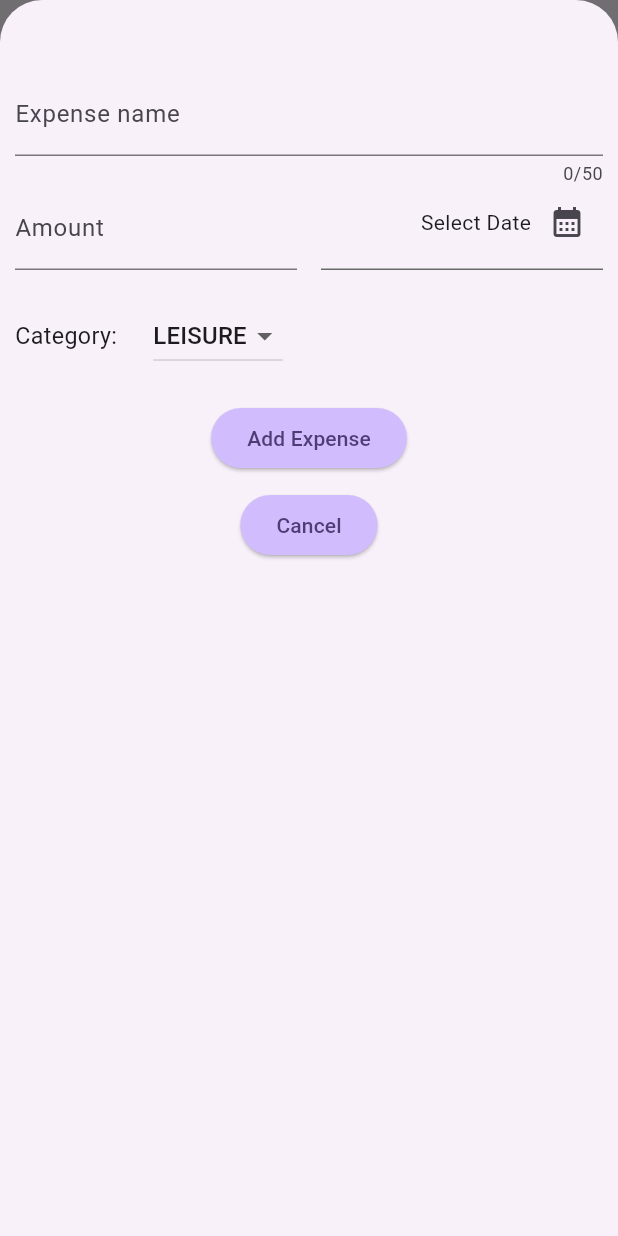
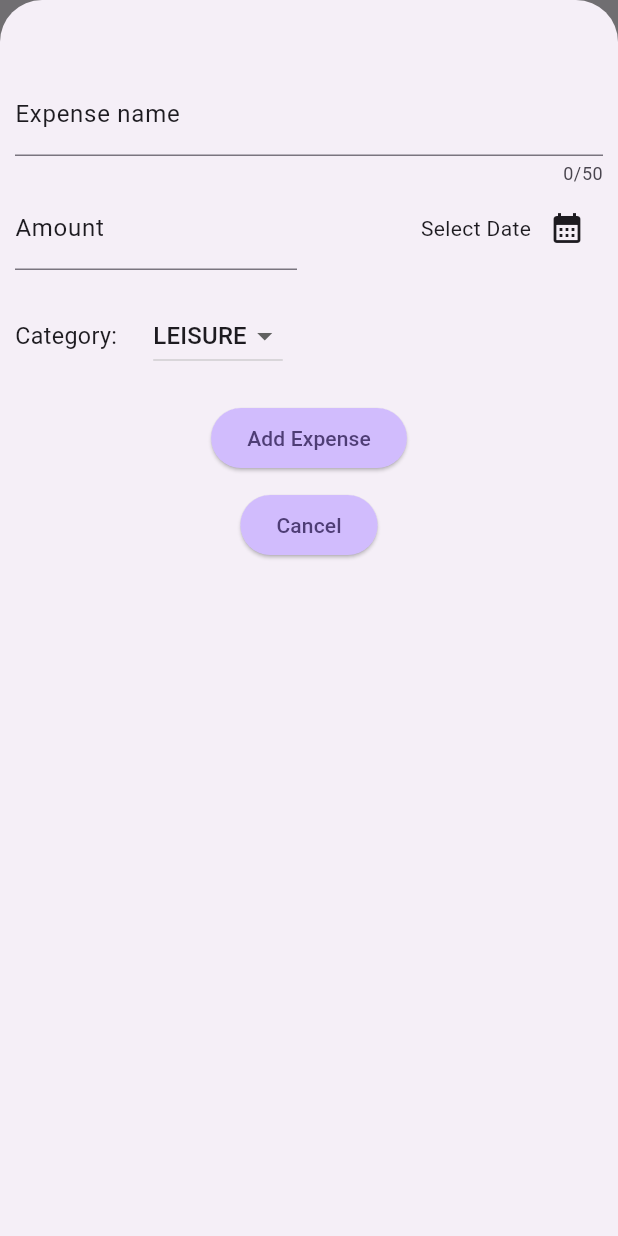
Before and after one commit to ephrim17/flutter_application, a Flutter app: the ExpenseState screen opened directly, after a tap on the "add" icon, on a phone screen of 412 x 824 dp. Run offline on Flutter 3.47's test engine with Material 3 defaults, Android fonts, the phone set to English and light mode, and no system bars; our stand-ins replace google_fonts; missing offline and left inert: date_formatter; Roboto replaces fonts that are missing (Actor).

Commit message:
Uisng color scheme across the application.

```diff
--- a/lib/expense_app/expense_state.dart
+++ b/lib/expense_app/expense_state.dart
@@ -23,6 +23,7 @@ class _ExpenseStateState extends State<ExpenseState> {
       showModalBottomSheet(
         isScrollControlled: true,
         context: context,
+        backgroundColor: Theme.of(context).scaffoldBackgroundColor,
         builder: (ctx) {
           return NewExpense(addExpense: addExpenses);
       });
@@ -68,7 +69,7 @@ class _ExpenseStateState extends State<ExpenseState> {
         ],
         title: Text(
           "Expense Trackers",
-          style: GoogleFonts.aBeeZee(color: Colors.black87, fontSize: 20),
+          style: GoogleFonts.aBeeZee(color: Theme.of(context).textTheme.titleLarge?.color),
         ),
       ),
       body: Column(
--- a/lib/expense_app/new_expense.dart
+++ b/lib/expense_app/new_expense.dart
@@ -67,8 +67,8 @@ Future<void> presentDatePicker() async {
             onChanged: expenseNameFieldChanged,
             maxLength: 50,
             keyboardType: TextInputType.text,
-            decoration: const InputDecoration(
-              label: Text('Expense name')
+            decoration: InputDecoration(
+              label:  Text('Expense name', style: TextStyle(color: Theme.of(context).textTheme.bodySmall?.color),)
             ),
           ),
           Row(
@@ -77,9 +77,9 @@ Future<void> presentDatePicker() async {
                 child: TextField(
                   onChanged: expenseAmountFieldChanged,
                   keyboardType: TextInputType.number,
-                  decoration: const InputDecoration(
+                  decoration: InputDecoration(
                     prefixText: '\$',
-                    label: Text('Amount')
+                    label: Text('Amount', style: TextStyle(color: Theme.of(context).textTheme.bodySmall?.color))
                   ),
                 ),
               ),
@@ -93,15 +93,10 @@ Future<void> presentDatePicker() async {
                         Text(expenseDate == null ? 'Select Date': dateFormatter.format(expenseDate!)),
                         IconButton(
                             onPressed: presentDatePicker,
-                            icon: const Icon(Icons.calendar_month)),
+                            icon: Icon(Icons.calendar_month, color:Theme.of(context).textTheme.bodySmall?.color,)),
                       ],
                     ),
-                    const SizedBox(height: 8,),
-                    const Divider(
-                      height: 0,
-                      color: Color.fromARGB(255, 104, 107, 104),
-                      thickness: 1,
-                    ),
+
                   ],
                 ),
               )
--- a/pubspec.yaml
+++ b/pubspec.yaml
@@ -38,6 +38,7 @@ dependencies:
   google_fonts: ^4.0.0
   uuid: ^4.4.0
   date_formatter: ^0.0.4
+  intl: ^0.18.1
 
 dev_dependencies:
   flutter_test:
```
Also changed, not shown: lib/app_starter_menu.dart (+46 -6 lines), pubspec.lock.
